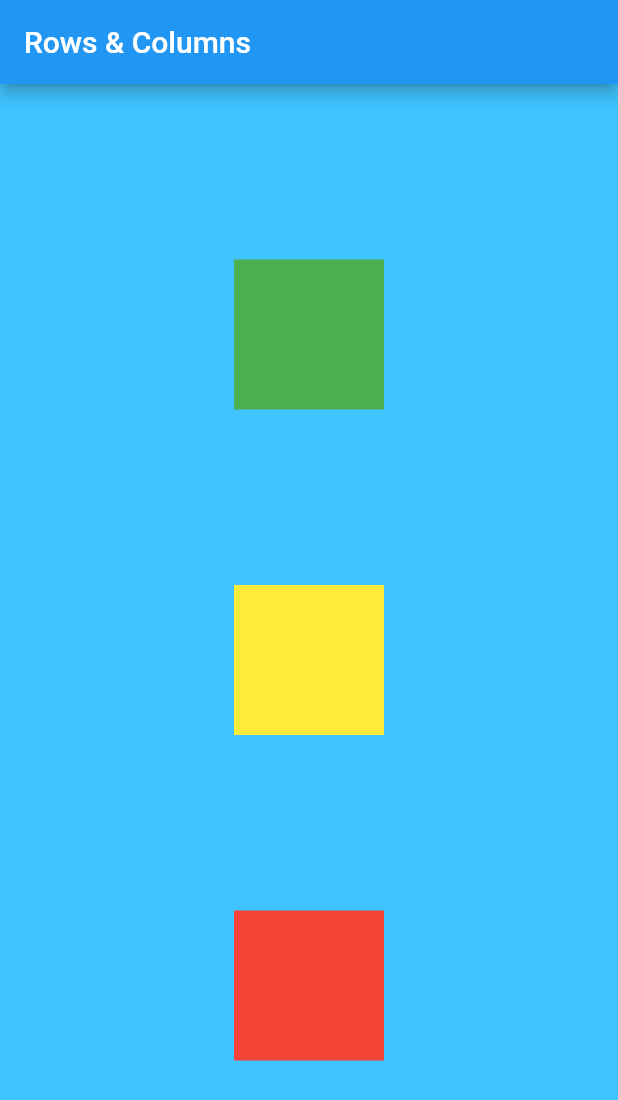
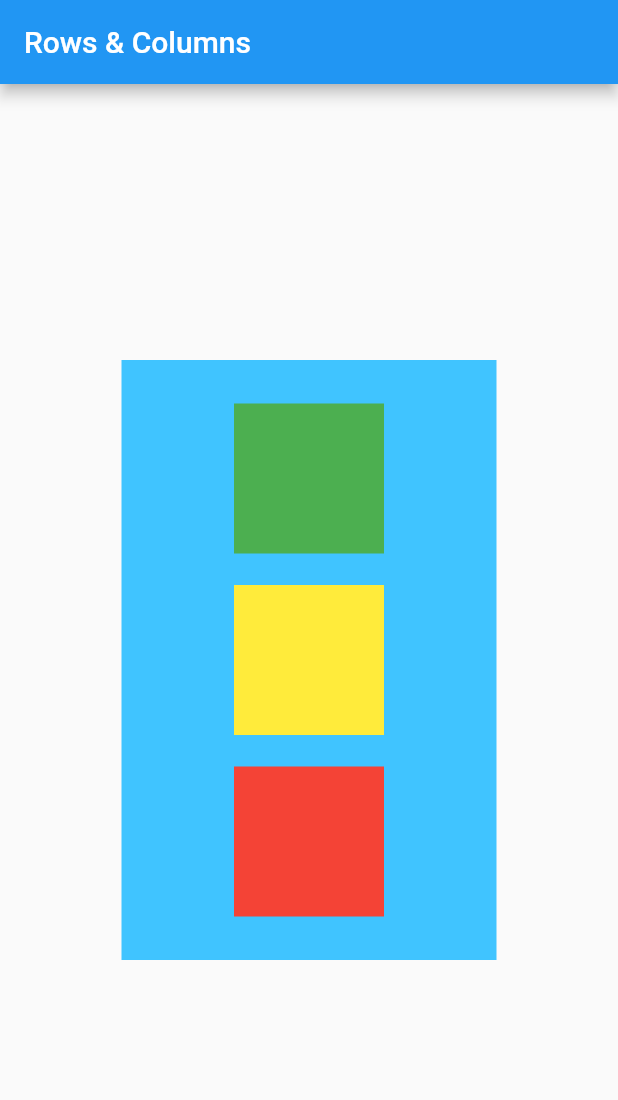
Before and after one commit to danishulhassan7/Dart-Flutter, a Flutter app: the screen it shows after launch, on a phone screen of 412 x 824 dp. Shown: the top 1100 px of the screen. Run offline on Flutter 3.47's test engine with Material 2 defaults, Android fonts, the light colour scheme and no system bars.

Commit message:
Rows and Colum Alignment

```diff
--- a/flutter-applications/row_col/lib/main.dart
+++ b/flutter-applications/row_col/lib/main.dart
@@ -16,10 +16,16 @@ class RowCol extends StatelessWidget {
       appBar: AppBar(
         title: Text("Rows & Columns")
       ),
-      body: Container(
+      body: Padding(
+        padding: const EdgeInsets.all(8.0),
+        child: Align(
+          alignment: Alignment.center,
+          child: Container(
             color: Colors.lightBlueAccent,
-        width: MediaQuery.of(context).size.width,
-        height: MediaQuery.of(context).size.height,
+            width: 250,
+            height: 400,
+            child: Padding(
+              padding: const EdgeInsets.all(8.0),
               child: Column(
                 mainAxisAlignment: MainAxisAlignment.spaceEvenly,
                 crossAxisAlignment: CrossAxisAlignment.center,
@@ -45,6 +51,9 @@ class RowCol extends StatelessWidget {
                 ],
               ),
             ),
+          ),
+        ),
+      ),
     );
   }
 }
```
Lines whose indentation alone changed are shown as unchanged.
